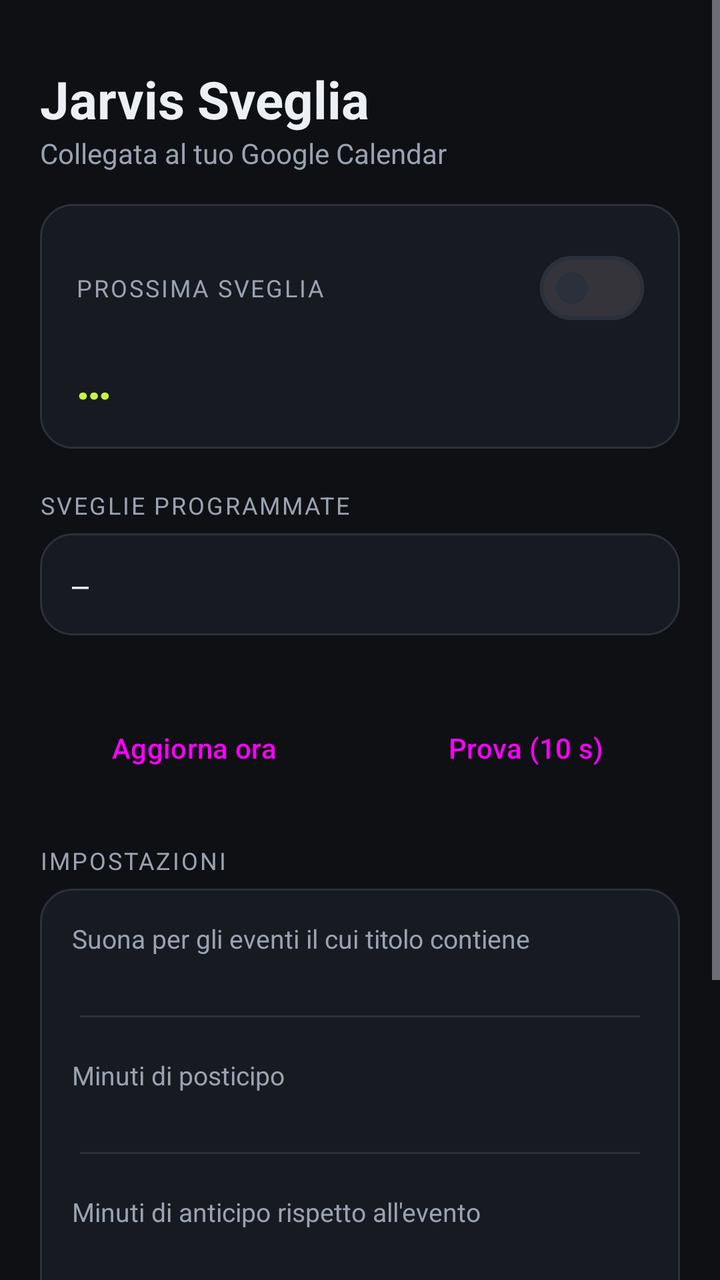
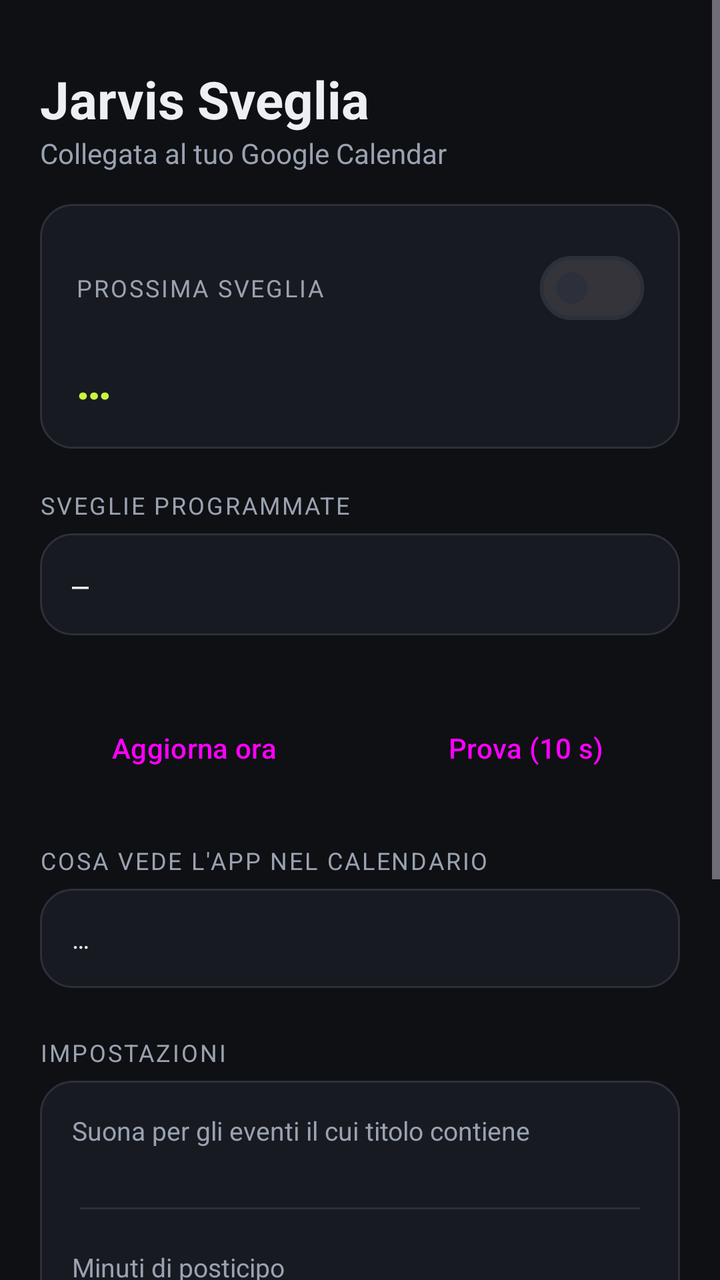

Screens rendered from an Android XML layout before and after an edit, with the pre-edit source and the edit as a unified diff.
<!-- AndroidManifest.xml: application theme Theme.JarvisSveglia -->
<!-- res/layout/activity_main.xml -->
<?xml version="1.0" encoding="utf-8"?>
<ScrollView xmlns:android="http://schemas.android.com/apk/res/android"
    android:layout_width="match_parent"
    android:layout_height="match_parent"
    android:background="@color/bg"
    android:fillViewport="true">

    <LinearLayout
        android:layout_width="match_parent"
        android:layout_height="wrap_content"
        android:orientation="vertical"
        android:padding="20dp">

        <TextView
            android:layout_width="wrap_content"
            android:layout_height="wrap_content"
            android:layout_marginTop="12dp"
            android:text="@string/app_name"
            android:textColor="@color/text"
            android:textSize="26sp"
            android:textStyle="bold" />

        <TextView
            android:layout_width="wrap_content"
            android:layout_height="wrap_content"
            android:layout_marginBottom="16dp"
            android:text="Collegata al tuo Google Calendar"
            android:textColor="@color/muted"
            android:textSize="14sp" />

        
        <LinearLayout
            android:id="@+id/permBox"
            android:layout_width="match_parent"
            android:layout_height="wrap_content"
            android:layout_marginBottom="14dp"
            android:background="@drawable/card_warn"
            android:orientation="vertical"
            android:padding="16dp"
            android:visibility="gone">

            <TextView
                android:id="@+id/permText"
                android:layout_width="match_parent"
                android:layout_height="wrap_content"
                android:textColor="@color/warn"
                android:textSize="15sp" />

            <Button
                android:id="@+id/permButton"
                style="@style/Widget.Material3.Button"
                android:layout_width="wrap_content"
                android:layout_height="wrap_content"
                android:layout_marginTop="10dp"
                android:text="Concedi" />
        </LinearLayout>

        
        <LinearLayout
            android:layout_width="match_parent"
            android:layout_height="wrap_content"
            android:background="@drawable/card"
            android:orientation="vertical"
            android:padding="18dp">

            <LinearLayout
                android:layout_width="match_parent"
                android:layout_height="wrap_content"
                android:gravity="center_vertical"
                android:orientation="horizontal">

                <TextView
                    android:layout_width="0dp"
                    android:layout_height="wrap_content"
                    android:layout_weight="1"
                    android:text="PROSSIMA SVEGLIA"
                    android:textColor="@color/muted"
                    android:textSize="12sp"
                    android:letterSpacing="0.08" />

                <com.google.android.material.materialswitch.MaterialSwitch
                    android:id="@+id/switchEnabled"
                    android:layout_width="wrap_content"
                    android:layout_height="wrap_content" />
            </LinearLayout>

            <TextView
                android:id="@+id/nextAlarm"
                android:layout_width="match_parent"
                android:layout_height="wrap_content"
                android:layout_marginTop="6dp"
                android:text="…"
                android:textColor="@color/accent"
                android:textSize="24sp"
                android:textStyle="bold" />

            <Button
                android:id="@+id/btnCancelSnooze"
                style="@style/Widget.Material3.Button.TonalButton"
                android:layout_width="wrap_content"
                android:layout_height="wrap_content"
                android:layout_marginTop="8dp"
                android:visibility="gone" />
        </LinearLayout>

        <TextView
            android:layout_width="wrap_content"
            android:layout_height="wrap_content"
            android:layout_marginTop="20dp"
            android:layout_marginBottom="6dp"
            android:text="SVEGLIE PROGRAMMATE"
            android:textColor="@color/muted"
            android:textSize="12sp"
            android:letterSpacing="0.08" />

        <TextView
            android:id="@+id/alarmList"
            android:layout_width="match_parent"
            android:layout_height="wrap_content"
            android:background="@drawable/card"
            android:fontFamily="monospace"
            android:lineSpacingExtra="6dp"
            android:padding="16dp"
            android:text="—"
            android:textColor="@color/text"
            android:textSize="14sp" />

        <TextView
            android:id="@+id/syncInfo"
            android:layout_width="match_parent"
            android:layout_height="wrap_content"
            android:layout_marginTop="6dp"
            android:textColor="@color/muted"
            android:textSize="12sp" />

        <LinearLayout
            android:layout_width="match_parent"
            android:layout_height="wrap_content"
            android:layout_marginTop="10dp"
            android:orientation="horizontal">

            <Button
                android:id="@+id/btnSync"
                style="@style/Widget.Material3.Button"
                android:layout_width="0dp"
                android:layout_height="wrap_content"
                android:layout_marginEnd="6dp"
                android:layout_weight="1"
                android:text="Aggiorna ora" />

            <Button
                android:id="@+id/btnTest"
                style="@style/Widget.Material3.Button.OutlinedButton"
                android:layout_width="0dp"
                android:layout_height="wrap_content"
                android:layout_marginStart="6dp"
                android:layout_weight="1"
                android:text="Prova (10 s)" />
        </LinearLayout>

        
        <TextView
            android:layout_width="wrap_content"
            android:layout_height="wrap_content"
            android:layout_marginTop="24dp"
            android:layout_marginBottom="6dp"
            android:text="IMPOSTAZIONI"
            android:textColor="@color/muted"
            android:textSize="12sp"
            android:letterSpacing="0.08" />

        <LinearLayout
            android:layout_width="match_parent"
            android:layout_height="wrap_content"
            android:background="@drawable/card"
            android:orientation="vertical"
            android:padding="16dp">

            <TextView
                style="@style/Label"
                android:text="Suona per gli eventi il cui titolo contiene" />

            <EditText
                android:id="@+id/inputKeyword"
                style="@style/Field"
                android:inputType="text" />

            <TextView
                style="@style/Label"
                android:layout_marginTop="12dp"
                android:text="Minuti di posticipo" />

            <EditText
                android:id="@+id/inputSnooze"
                style="@style/Field"
                android:inputType="number" />

            <TextView
                style="@style/Label"
                android:layout_marginTop="12dp"
                android:text="Minuti di anticipo rispetto all'evento" />

            <EditText
                android:id="@+id/inputOffset"
                style="@style/Field"
                android:inputType="number" />

            <Button
                android:id="@+id/btnSave"
                style="@style/Widget.Material3.Button"
                android:layout_width="match_parent"
                android:layout_height="wrap_content"
                android:layout_marginTop="14dp"
                android:text="Salva" />
        </LinearLayout>

        <TextView
            android:layout_width="match_parent"
            android:layout_height="wrap_content"
            android:layout_marginTop="16dp"
            android:layout_marginBottom="24dp"
            android:text="L'app legge il calendario del telefono, che Android tiene sincronizzato con Google Calendar. Quando sposti, aggiungi o cancelli un evento, la sveglia si aggiorna da sola."
            android:textColor="@color/muted"
            android:textSize="12sp" />
    </LinearLayout>
</ScrollView>
<!-- resources referenced by this layout -->
<resources>
  <color name="accent">#C8F542</color>
  <color name="bg">#0E1013</color>
  <color name="muted">#9AA2B1</color>
  <color name="text">#ECEFF4</color>
  <color name="warn">#FBBF24</color>
  <!-- drawable card (drawable) -->
  <?xml version="1.0" encoding="utf-8"?>
  <shape xmlns:android="http://schemas.android.com/apk/res/android" android:shape="rectangle">
      <solid android:color="@color/card" />
      <stroke android:width="1dp" android:color="@color/line" />
      <corners android:radius="16dp" />
  </shape>
  <!-- drawable card_warn (drawable) -->
  <?xml version="1.0" encoding="utf-8"?>
  <shape xmlns:android="http://schemas.android.com/apk/res/android" android:shape="rectangle">
      <solid android:color="#1AFBBF24" />
      <stroke android:width="1dp" android:color="#66FBBF24" />
      <corners android:radius="16dp" />
  </shape>
  <string name="app_name">Jarvis Sveglia</string>
  <style name="Field">
          <item name="android:layout_width">match_parent</item>
          <item name="android:layout_height">wrap_content</item>
          <item name="android:textColor">@color/text</item>
          <item name="android:textSize">16sp</item>
          <item name="android:singleLine">true</item>
          <item name="android:backgroundTint">@color/line</item>
      </style>
  <style name="Label">
          <item name="android:layout_width">wrap_content</item>
          <item name="android:layout_height">wrap_content</item>
          <item name="android:textColor">@color/muted</item>
          <item name="android:textSize">13sp</item>
      </style>
  <style name="Theme.JarvisSveglia" parent="Theme.Material3.Dark.NoActionBar">
          <item name="colorPrimary">@color/accent</item>
          <item name="colorOnPrimary">@color/accent_ink</item>
          <item name="colorSecondaryContainer">#2A3312</item>
          <item name="colorOnSecondaryContainer">@color/accent</item>
          <item name="colorOutline">@color/line</item>
          <item name="android:colorBackground">@color/bg</item>
          <item name="android:windowBackground">@color/bg</item>
          <item name="android:statusBarColor">@color/bg</item>
          <item name="android:navigationBarColor">@color/bg</item>
      </style>
  <color name="card">#171A20</color>
  <color name="line">#2B303A</color>
  <color name="accent_ink">#11160A</color>
</resources>

<!-- the commit's change to res/layout/activity_main.xml (unified diff, before → after) -->
@@ -164,6 +164,44 @@
             android:layout_height="wrap_content"
             android:layout_marginTop="24dp"
             android:layout_marginBottom="6dp"
+            android:text="COSA VEDE L'APP NEL CALENDARIO"
+            android:textColor="@color/muted"
+            android:textSize="12sp"
+            android:letterSpacing="0.08" />
+
+        <LinearLayout
+            android:layout_width="match_parent"
+            android:layout_height="wrap_content"
+            android:background="@drawable/card"
+            android:orientation="vertical"
+            android:padding="16dp">
+
+            <TextView
+                android:id="@+id/diagText"
+                android:layout_width="match_parent"
+                android:layout_height="wrap_content"
+                android:lineSpacingExtra="3dp"
+                android:text="…"
+                android:textColor="@color/text"
+                android:textIsSelectable="true"
+                android:textSize="13sp" />
+
+            <Button
+                android:id="@+id/btnEnableCalendars"
+                style="@style/Widget.Material3.Button"
+                android:layout_width="match_parent"
+                android:layout_height="wrap_content"
+                android:layout_marginTop="10dp"
+                android:text="Attiva la sincronizzazione dei calendari Google"
+                android:visibility="gone" />
+        </LinearLayout>
+
+        
+        <TextView
+            android:layout_width="wrap_content"
+            android:layout_height="wrap_content"
+            android:layout_marginTop="24dp"
+            android:layout_marginBottom="6dp"
             android:text="IMPOSTAZIONI"
             android:textColor="@color/muted"
             android:textSize="12sp"
